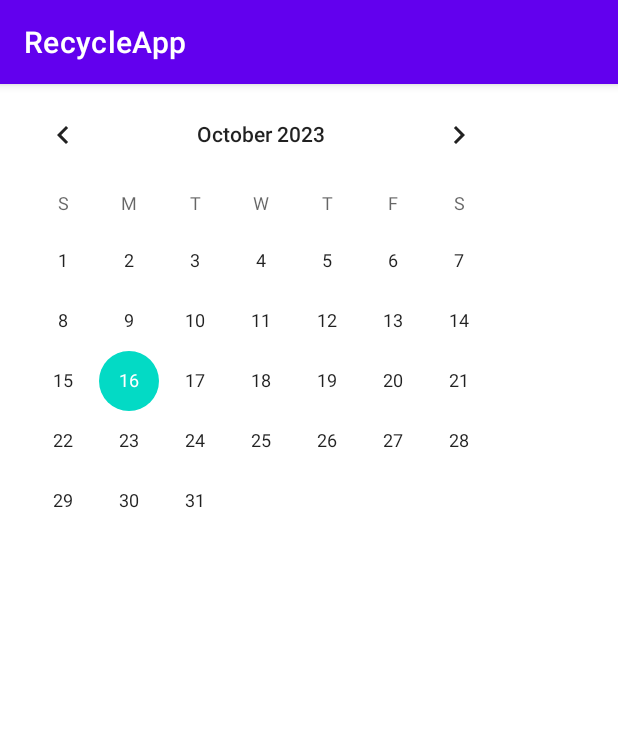
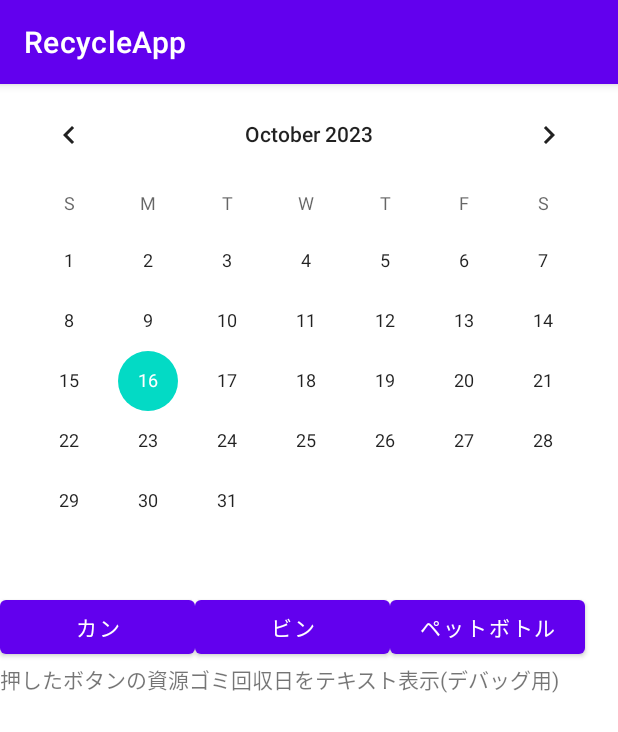
Before and after one commit to Ma4Ma4/RecycleApp, an Android app: the screen it shows after launch (MainActivity), on a phone screen of 412 x 824 dp. Shown: the top 732 px of the screen. Run offline under Robolectric (Android 15) with nearby library versions, the phone set to English and light mode, and no system bars.

Commit message:
button displayed

```diff
--- a/app/src/main/res/layout/activity_main.xml
+++ b/app/src/main/res/layout/activity_main.xml
@@ -8,7 +8,40 @@
     <!-- CalendarViewを配置します。 -->
     <CalendarView
         android:id="@+id/calendarView"
-        android:layout_width="wrap_content"
-        android:layout_height="wrap_content"/>
+        android:layout_width="match_parent"
+        android:layout_height="wrap_content" />
+
+    <!-- ゴミの種類を選択するボタンを横並びに配置 -->
+    <LinearLayout
+        android:layout_width="match_parent"
+        android:layout_height="wrap_content"
+        android:orientation="horizontal">
+
+        <Button
+            android:id="@+id/button_can"
+            android:layout_width="130dp"
+            android:layout_height="wrap_content"
+            android:text="カン" />
+
+        <Button
+            android:id="@+id/button_bin"
+            android:layout_width="130dp"
+            android:layout_height="wrap_content"
+            android:text="ビン" />
+
+        <Button
+            android:id="@+id/button_pet"
+            android:layout_width="130dp"
+            android:layout_height="wrap_content"
+            android:text="ペットボトル" />
+
+    </LinearLayout>
+
+    <!-- ボタンで選択したゴミの回収曜日をテキスト表示(デバッグ用) -->
+    <TextView
+        android:id="@+id/text_by_button"
+        android:layout_width="match_parent"
+        android:layout_height="wrap_content"
+        android:text="押したボタンの資源ゴミ回収日をテキスト表示(デバッグ用)" />
 
 </LinearLayout>
```
